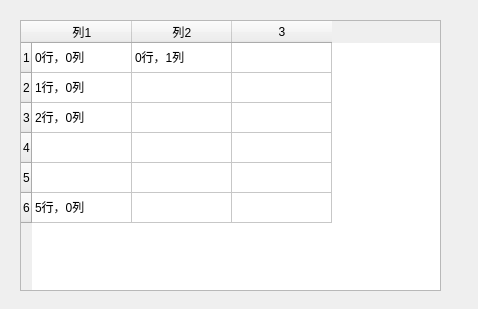
Old version of the form UFO/ui/SystemInfo.ui in the repository cyzzlp/UFO.
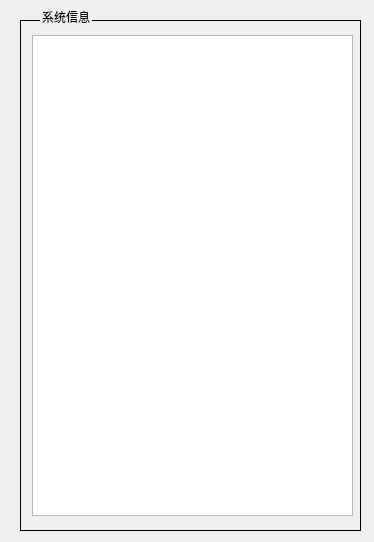
New version of the form.

```diff
--- a/UFO/ui/SystemInfo.ui
+++ b/UFO/ui/SystemInfo.ui
@@ -6,8 +6,8 @@
    <rect>
     <x>0</x>
     <y>0</y>
-    <width>478</width>
-    <height>309</height>
+    <width>374</width>
+    <height>542</height>
    </rect>
   </property>
   <property name="sizePolicy">
@@ -19,75 +19,66 @@
   <property name="windowTitle">
    <string>SystemInfo</string>
   </property>
-  <widget class="QTableWidget" name="systemTabelInfo">
+  <property name="styleSheet">
+   <string notr="true">QGroupBox {
+    border-width: 1px;
+	border-style: solid;
+	margin-top:10px
+}
+
+QGroupBox::title {
+    subcontrol-origin: margin;
+    left:20px;
+}
+
+</string>
+  </property>
+  <widget class="QGroupBox" name="groupBox">
    <property name="geometry">
     <rect>
      <x>20</x>
-     <y>20</y>
-     <width>421</width>
-     <height>271</height>
+     <y>10</y>
+     <width>341</width>
+     <height>521</height>
     </rect>
    </property>
-   <property name="sizePolicy">
-    <sizepolicy hsizetype="Fixed" vsizetype="Fixed">
-     <horstretch>0</horstretch>
-     <verstretch>0</verstretch>
-    </sizepolicy>
+   <property name="title">
+    <string>系统信息</string>
    </property>
-   <property name="alternatingRowColors">
-    <bool>false</bool>
-   </property>
-   <property name="rowCount">
-    <number>6</number>
-   </property>
-   <property name="columnCount">
-    <number>3</number>
-   </property>
-   <attribute name="horizontalHeaderDefaultSectionSize">
-    <number>100</number>
-   </attribute>
-   <row/>
-   <row/>
-   <row/>
-   <row/>
-   <row/>
-   <row/>
-   <column>
-    <property name="text">
-     <string>列1</string>
+   <widget class="QTableWidget" name="systemTabelInfo">
+    <property name="geometry">
+     <rect>
+      <x>12</x>
+      <y>25</y>
+      <width>321</width>
+      <height>481</height>
+     </rect>
     </property>
-   </column>
-   <column>
-    <property name="text">
-     <string>列2</string>
+    <property name="sizePolicy">
+     <sizepolicy hsizetype="Fixed" vsizetype="Fixed">
+      <horstretch>0</horstretch>
+      <verstretch>0</verstretch>
+     </sizepolicy>
     </property>
-   </column>
-   <column/>
-   <item row="0" column="0">
-    <property name="text">
-     <string>0行，0列</string>
+    <property name="alternatingRowColors">
+     <bool>false</bool>
     </property>
-   </item>
-   <item row="0" column="1">
-    <property name="text">
-     <string>0行，1列</string>
+    <property name="gridStyle">
+     <enum>Qt::SolidLine</enum>
     </property>
-   </item>
-   <item row="1" column="0">
-    <property name="text">
-     <string>1行，0列</string>
+    <property name="sortingEnabled">
+     <bool>false</bool>
     </property>
-   </item>
-   <item row="2" column="0">
-    <property name="text">
-     <string>2行，0列</string>
+    <property name="rowCount">
+     <number>0</number>
     </property>
-   </item>
-   <item row="5" column="0">
-    <property name="text">
-     <string>5行，0列</string>
+    <property name="columnCount">
+     <number>0</number>
     </property>
-   </item>
+    <attribute name="horizontalHeaderDefaultSectionSize">
+     <number>150</number>
+    </attribute>
+   </widget>
   </widget>
  </widget>
  <layoutdefault spacing="6" margin="11"/>
```
